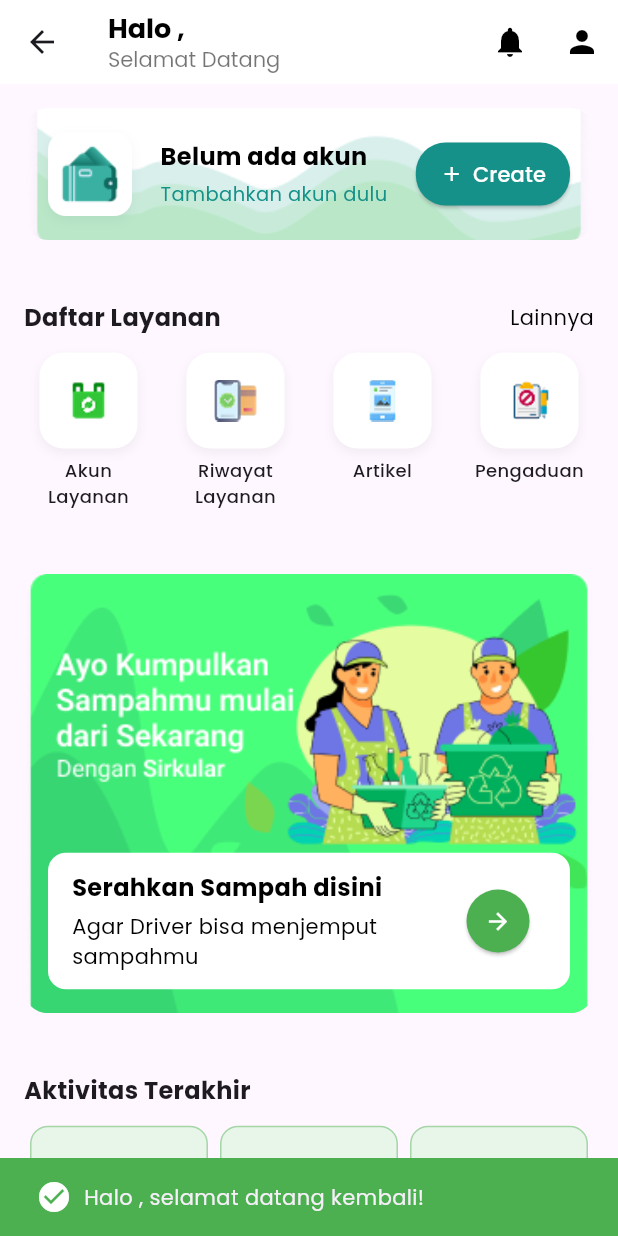
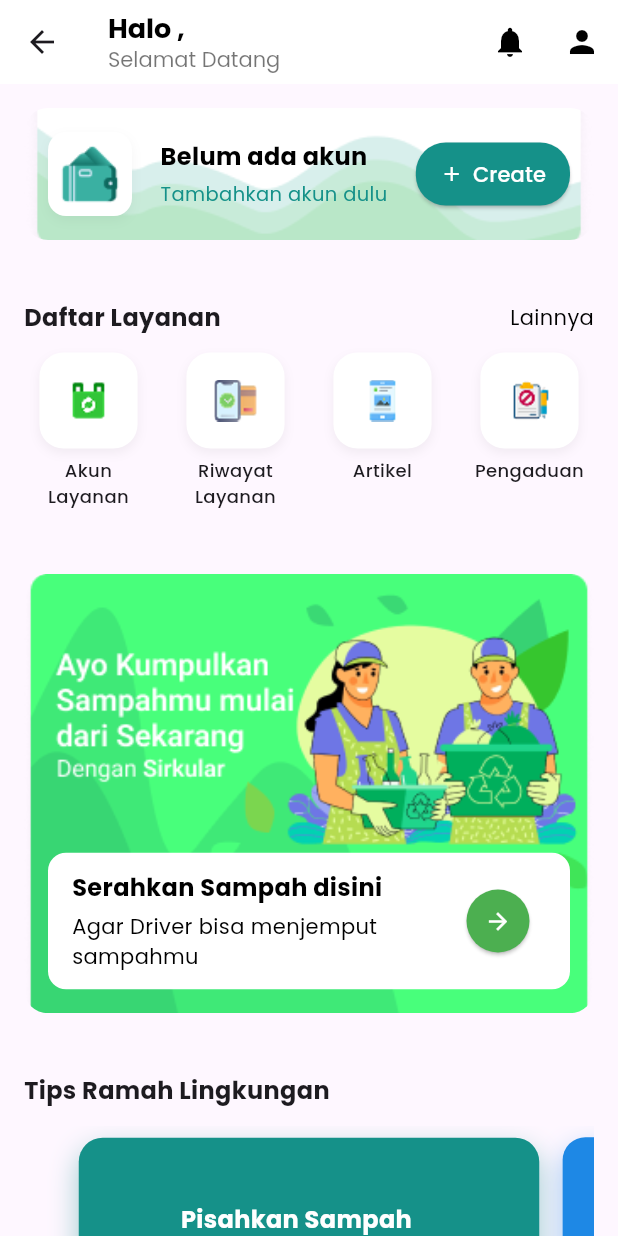
Before and after one commit to jonathanfransilo/smart-environtment-mobile, a Flutter app: the HomeScreen screen opened by its route, on a phone screen of 412 x 824 dp. Run offline on Flutter 3.47's test engine with Material 3 defaults, Android fonts, the phone set to English and light mode, and no system bars; our stand-ins replace dio, flutter_map, flutter_secure_storage, flutter_svg, geocoding, google_fonts and 3 more; accounts and stored records are empty; project files that could hold a hidden picture were left out.

Commit message:
Deskripsi perubahan tampilan homescreen yang lebih menarik

```diff
--- a/lib/screens/home_screen.dart
+++ b/lib/screens/home_screen.dart
@@ -25,10 +25,32 @@ class _HomeScreenState extends State<HomeScreen> {
   // unread notification counter
   int _unreadNotifCount = 0;
 
+  // TIPS CARD: Page Controller dan state halaman saat ini
+  final PageController _tipsController = PageController(viewportFraction: 0.85);
+  int _currentPage = 0;
+
   @override
   void initState() {
     super.initState();
     _initAll();
+
+    // Inisialisasi listener untuk PageController Tips
+    _tipsController.addListener(() {
+      if (_tipsController.page != null) {
+        int next = _tipsController.page!.round();
+        if (_currentPage != next) {
+          setState(() {
+            _currentPage = next;
+          });
+        }
+      }
+    });
+  }
+
+  @override
+  void dispose() {
+    _tipsController.dispose(); // Wajib dispose controller
+    super.dispose();
   }
 
   Future<void> _initAll() async {
@@ -51,9 +73,6 @@ class _HomeScreenState extends State<HomeScreen> {
       _username = savedName;
       _isLoading = false;
     });
-
-    // optional welcome snackbar (hanya visual)
-    _showSnackBar("Halo $_username, selamat datang kembali!", true);
   }
 
   // Refresh nama user
@@ -82,10 +101,7 @@ class _HomeScreenState extends State<HomeScreen> {
     }
   }
 
-
   /// Load akun layanan dari SharedPreferences.
-  /// Jika ada penambahan akun setelah initial load -> tambahkan notifikasi.
-  /// Mengembalikan true jika ditemukan penambahan akun (berguna bila caller mau reload badge).
   Future<bool> _loadAkunLayanan({bool selectLastIfNotFound = true}) async {
     final prefs = await SharedPreferences.getInstance();
     final prevCount = _akunList.length;
@@ -109,8 +125,8 @@ class _HomeScreenState extends State<HomeScreen> {
         _selectedAkun = null;
       } else {
         if (_selectedAkun != null) {
-          final idx = akunList.indexWhere((a) =>
-              a['id']?.toString() == _selectedAkun!['id']?.toString());
+          final idx = akunList.indexWhere(
+              (a) => a['id']?.toString() == _selectedAkun!['id']?.toString());
           if (idx != -1) {
             _selectedAkun = akunList[idx];
           } else {
@@ -145,13 +161,14 @@ class _HomeScreenState extends State<HomeScreen> {
             Expanded(child: Text(message, style: GoogleFonts.poppins())),
           ],
         ),
-        backgroundColor: success ? Colors.green : Colors.red,
+        backgroundColor: success
+            ? const Color.fromARGB(255, 21, 145, 137)
+            : Colors.red,
       ),
     );
   }
 
   /// Tampilkan bottom sheet untuk memilih akun.
-  /// Jika belum ada akun -> langsung navigasi ke halaman tambah akun.
   void _showAkunSelector() async {
     if (_akunList.isEmpty) {
       // langsung ke halaman tambah akun
@@ -217,17 +234,22 @@ class _HomeScreenState extends State<HomeScreen> {
                             _selectedAkun!['id']?.toString();
                     return ListTile(
                       leading: CircleAvatar(
-                        backgroundColor: Colors.green.withOpacity(0.12),
-                        child: const Icon(Icons.home, color: Colors.green),
+                        backgroundColor:
+                            const Color.fromARGB(255, 21, 145, 137)
+                                .withOpacity(0.12), // Sesuaikan warna
+                        child: const Icon(Icons.home,
+                            color: Color.fromARGB(255, 21, 145, 137)),
                       ),
                       title: Text(akun["nama"] ?? "Akun Layanan",
                           style: GoogleFonts.poppins(
-                              fontWeight:
-                                  isSelected ? FontWeight.w700 : FontWeight.w600)),
+                              fontWeight: isSelected
+                                  ? FontWeight.w700
+                                  : FontWeight.w600)),
                       subtitle: Text(akun["alamat lengkap"] ?? "-",
                           style: GoogleFonts.poppins(fontSize: 13)),
                       trailing: isSelected
-                          ? const Icon(Icons.check_circle, color: Colors.green)
+                          ? const Icon(Icons.check_circle,
+                              color: Color.fromARGB(255, 21, 145, 137))
                           : null,
                       onTap: () {
                         setState(() {
@@ -263,7 +285,7 @@ class _HomeScreenState extends State<HomeScreen> {
           crossAxisAlignment: CrossAxisAlignment.start,
           children: [
             Text(
-              "Halo $_username,",
+              "Halo ${_isLoading ? 'User' : _username},", // tampilkan "User" jika loading
               style: GoogleFonts.poppins(
                 fontSize: 18,
                 fontWeight: FontWeight.bold,
@@ -306,12 +328,16 @@ class _HomeScreenState extends State<HomeScreen> {
                       color: Colors.red,
                       shape: BoxShape.circle,
                     ),
+                    constraints: const BoxConstraints(
+                        minWidth: 16, minHeight: 16), // agar lebih rapi
+                    child: Center(
                       child: Text(
-                      '$_unreadNotifCount',
+                        _unreadNotifCount > 9 ? '9+' : '$_unreadNotifCount',
                         style: const TextStyle(
                           color: Colors.white,
                           fontSize: 10,
                           fontWeight: FontWeight.bold,
+                        ),
                       ),
                     ),
                   ),
@@ -376,7 +402,8 @@ class _HomeScreenState extends State<HomeScreen> {
                           ),
                         ],
                       ),
-                      child: Image.asset("assets/images/wallet.png", height: 40),
+                      child:
+                          Image.asset("assets/images/wallet.png", height: 40),
                     ),
                     const SizedBox(width: 12),
 
@@ -403,12 +430,13 @@ class _HomeScreenState extends State<HomeScreen> {
                                   Text("Tambahkan akun dulu",
                                       style: GoogleFonts.poppins(
                                           fontSize: 13,
-                                          color:
-                                              const Color.fromARGB(255, 21, 145, 137))),
+                                          color: const Color.fromARGB(
+                                              255, 21, 145, 137))),
                                 ],
                               )
                             : Column(
-                                key: ValueKey('akun_${_selectedAkun!['id'] ?? 'sel'}'),
+                                key: ValueKey(
+                                    'akun_${_selectedAkun!['id'] ?? 'sel'}'),
                                 crossAxisAlignment: CrossAxisAlignment.start,
                                 children: [
                                   Text(_selectedAkun!["nama"] ?? "Akun Layanan",
@@ -417,11 +445,12 @@ class _HomeScreenState extends State<HomeScreen> {
                                           fontWeight: FontWeight.bold,
                                           color: Colors.black)),
                                   const SizedBox(height: 4),
-                                  Text(_selectedAkun!["alamat lengkap"] ?? "-",
+                                  Text(
+                                      _selectedAkun!["alamat lengkap"] ?? "-",
                                       style: GoogleFonts.poppins(
                                           fontSize: 13,
-                                          color:
-                                              const Color.fromARGB(255, 21, 145, 137))),
+                                          color: const Color.fromARGB(
+                                              255, 21, 145, 137))),
                                 ],
                               ),
                       ),
@@ -442,7 +471,7 @@ class _HomeScreenState extends State<HomeScreen> {
                                 "Pembayaran untuk akun ${_selectedAkun!["nama"]} berhasil.");
                             await _loadUnreadNotif();
                             _showSnackBar(
-                                "Pembayaran untuk akun ${_selectedAkun!["nama"]}",
+                                "Pembayaran untuk akun ${_selectedAkun!["nama"]} berhasil!",
                                 true);
                           }
                         },
@@ -473,8 +502,9 @@ class _HomeScreenState extends State<HomeScreen> {
                                 )
                               : Text("Bayar",
                                   key: const ValueKey('payBtn'),
-                                  style:
-                                      GoogleFonts.poppins(color: Colors.white)),
+                                  style: GoogleFonts.poppins(
+                                      color: Colors.white,
+                                      fontWeight: FontWeight.w600)), // tambahkan bold
                         ),
                       ),
                     ),
@@ -550,7 +580,7 @@ class _HomeScreenState extends State<HomeScreen> {
 
             const SizedBox(height: 40),
 
-            // ===== Serahkan Sampah =====
+            // ===== Serahkan Sampah (Pickup) =====
             Container(
               width: double.infinity,
               decoration: BoxDecoration(
@@ -593,14 +623,15 @@ class _HomeScreenState extends State<HomeScreen> {
                           ),
                         ),
                         ElevatedButton(
-                          onPressed: () {},
+                          onPressed: () {
+                             _showSnackBar("Fitur Serahkan Sampah belum tersedia", false);
+                          },
                           style: ElevatedButton.styleFrom(
                             shape: const CircleBorder(),
                             padding: const EdgeInsets.all(12),
                             backgroundColor: Colors.green,
                           ),
-                          child:
-                              const Icon(Icons.arrow_forward, color: Colors.white),
+                          child: const Icon(Icons.arrow_forward, color: Colors.white),
                         ),
                       ],
                     ),
@@ -611,19 +642,76 @@ class _HomeScreenState extends State<HomeScreen> {
 
             const SizedBox(height: 40),
 
-            // ===== Aktivitas Terakhir =====
-            Text("Aktivitas Terakhir",
+            // ===================================================
+            // ===== TIPS RAMAH LINGKUNGAN (BARU) =====
+            // ===================================================
+            Text(
+              "Tips Ramah Lingkungan",
               style: GoogleFonts.poppins(
                 fontSize: 16,
                 fontWeight: FontWeight.bold,
-                )),
+              ),
+            ),
+            const SizedBox(height: 12),
+
+            // --- PageView Tips ---
+            SizedBox(
+              height: 180, // Ketinggian ditambah sedikit agar card lebih lega
+              child: PageView(
+                controller: _tipsController,
+                children: [
+                  _tipsCard(
+                    icon: Icons.recycling,
+                    title: "Pisahkan Sampah",
+                    subtitle:
+                        "Pisahkan sampah organik & anorganik agar mudah didaur ulang.",
+                    index: 0,
+                    backgroundColor: const Color.fromARGB(255, 21, 145, 137), // Hijau utama
+                  ),
+                  _tipsCard(
+                    icon: Icons.lightbulb_outline,
+                    title: "Hemat Energi",
+                    subtitle: "Matikan lampu & cabut charger saat tidak digunakan.",
+                    index: 1,
+                    backgroundColor: Colors.blue.shade600, // Biru untuk energi
+                  ),
+                  _tipsCard(
+                    icon: Icons.water_drop_outlined,
+                    title: "Hemat Air",
+                    subtitle: "Gunakan air seperlunya, perbaiki keran bocor segera.",
+                    index: 2,
+                    backgroundColor: Colors.orange.shade700, // Oranye untuk air
+                  ),
+                  _tipsCard(
+                    icon: Icons.shopping_bag_outlined,
+                    title: "Kurangi Plastik",
+                    subtitle: "Bawa tas belanja sendiri untuk mengurangi sampah plastik.",
+                    index: 3,
+                    backgroundColor: Colors.purple.shade600, // Ungu/Pink untuk plastik
+                  ),
+                ],
+              ),
+            ),
+
+            // --- Indikator Halaman ---
             const SizedBox(height: 12),
             Row(
-              children: [
-                Expanded(child: _activityCard("Serah Sampah")),
-                Expanded(child: _activityCard("Penghargaan")),
-                Expanded(child: _activityCard("Rekening")),
-              ],
+              mainAxisAlignment: MainAxisAlignment.center,
+              children: List.generate(
+                4, // Jumlah tips = 4
+                (index) => AnimatedContainer(
+                  duration: const Duration(milliseconds: 150),
+                  margin: const EdgeInsets.symmetric(horizontal: 4),
+                  height: 8,
+                  width: _currentPage == index ? 24 : 8, // Lebar memanjang jika aktif
+                  decoration: BoxDecoration(
+                    color: _currentPage == index
+                        ? const Color.fromARGB(255, 21, 145, 137) // Warna aktif
+                        : Colors.grey.shade300, // Warna tidak aktif
+                    borderRadius: BorderRadius.circular(4),
+                  ),
+                ),
+              ),
             ),
 
             const SizedBox(height: 24),
@@ -633,7 +721,7 @@ class _HomeScreenState extends State<HomeScreen> {
     );
   }
 
-  /// Shimmer loading (sederhana)
+  // Shimmer loading
   Widget _buildShimmer() {
     return SingleChildScrollView(
       padding: const EdgeInsets.all(16),
@@ -644,7 +732,7 @@ class _HomeScreenState extends State<HomeScreen> {
           const SizedBox(height: 10),
           _shimmerBox(height: 16, width: 100),
           const SizedBox(height: 20),
-          _shimmerBox(height: 80, width: double.infinity),
+          _shimmerBox(height: 80, width: double.infinity, radius: 16),
           const SizedBox(height: 30),
           Row(
             mainAxisAlignment: MainAxisAlignment.spaceAround,
@@ -662,18 +750,7 @@ class _HomeScreenState extends State<HomeScreen> {
           const SizedBox(height: 30),
           _shimmerBox(height: 180, width: double.infinity, radius: 16),
           const SizedBox(height: 30),
-          Row(
-            children: List.generate(
-              3,
-              (index) => Expanded(
-                child: Container(
-                  margin: const EdgeInsets.symmetric(horizontal: 4),
-                  child:
-                      _shimmerBox(height: 80, width: double.infinity, radius: 12),
-                ),
-              ),
-            ),
-          ),
+          _shimmerBox(height: 160, width: double.infinity, radius: 16),
         ],
       ),
     );
@@ -741,23 +818,69 @@ class _HomeScreenState extends State<HomeScreen> {
     );
   }
 
-  Widget _activityCard(String title) {
-    return Container(
-      height: 80,
-      margin: const EdgeInsets.symmetric(horizontal: 4),
+  // NEW: Tips Card Penuh Warna (Ide A)
+  Widget _tipsCard({
+    required IconData icon,
+    required String title,
+    required String subtitle,
+    required int index,
+    required Color backgroundColor, // Parameter baru
+  }) {
+    // Hitung skala berdasarkan halaman saat ini (untuk efek 3D di PageView)
+    final scale = (_currentPage == index) ? 1.0 : 0.95;
+
+    return AnimatedContainer(
+      duration: const Duration(milliseconds: 300),
+      // Margin vertikal ditambah agar efek bayangan tidak terpotong
+      margin: const EdgeInsets.symmetric(horizontal: 8, vertical: 8),
+      transform: Matrix4.identity()..scale(scale), // Terapkan skala
+      alignment: Alignment.center,
+      width: 260,
+      padding: const EdgeInsets.all(16),
       decoration: BoxDecoration(
-        color: Colors.green.shade50,
-        borderRadius: BorderRadius.circular(12),
-        border: Border.all(color: Colors.green.shade200),
+        color: backgroundColor, // Menggunakan warna latar penuh
+        borderRadius: BorderRadius.circular(16),
+        // Bayangan lebih kuat dan sesuai warna
+        boxShadow: [
+          BoxShadow(
+            color: backgroundColor.withOpacity(0.4),
+            blurRadius: 15,
+            offset: const Offset(0, 8),
           ),
-      child: Center(
-        child: Text(
+        ],
+      ),
+      child: Row(
+        children: [
+          // Icon Box HILANG, diganti Icon putih besar langsung
+          Icon(icon, color: Colors.white, size: 36),
+          const SizedBox(width: 16),
+          Expanded(
+            child: Column(
+              crossAxisAlignment: CrossAxisAlignment.start,
+              mainAxisAlignment: MainAxisAlignment.center,
+              children: [
+                Text(
                   title,
                   style: GoogleFonts.poppins(
-            fontWeight: FontWeight.w500,
-            color: Colors.black87,
+                    fontWeight: FontWeight.w700,
+                    fontSize: 16,
+                    color: Colors.white, // Teks warna putih
                   ),
                 ),
+                const SizedBox(height: 4),
+                Text(
+                  subtitle,
+                  style: GoogleFonts.poppins(
+                    fontSize: 12,
+                    color: Colors.white70, // Teks subtitle lebih redup
+                  ),
+                  maxLines: 3,
+                  overflow: TextOverflow.ellipsis,
+                ),
+              ],
+            ),
+          ),
+        ],
       ),
     );
   }
```
Also changed, not shown: lib/screens/login_screen.dart (+37 -27 lines), lib/screens/register_screen.dart (+14 -21 lines), lib/screens/splash_screen.dart (+43 -40 lines), assets/images/sirkular.png (added). Lines whose indentation alone changed are shown as unchanged.
